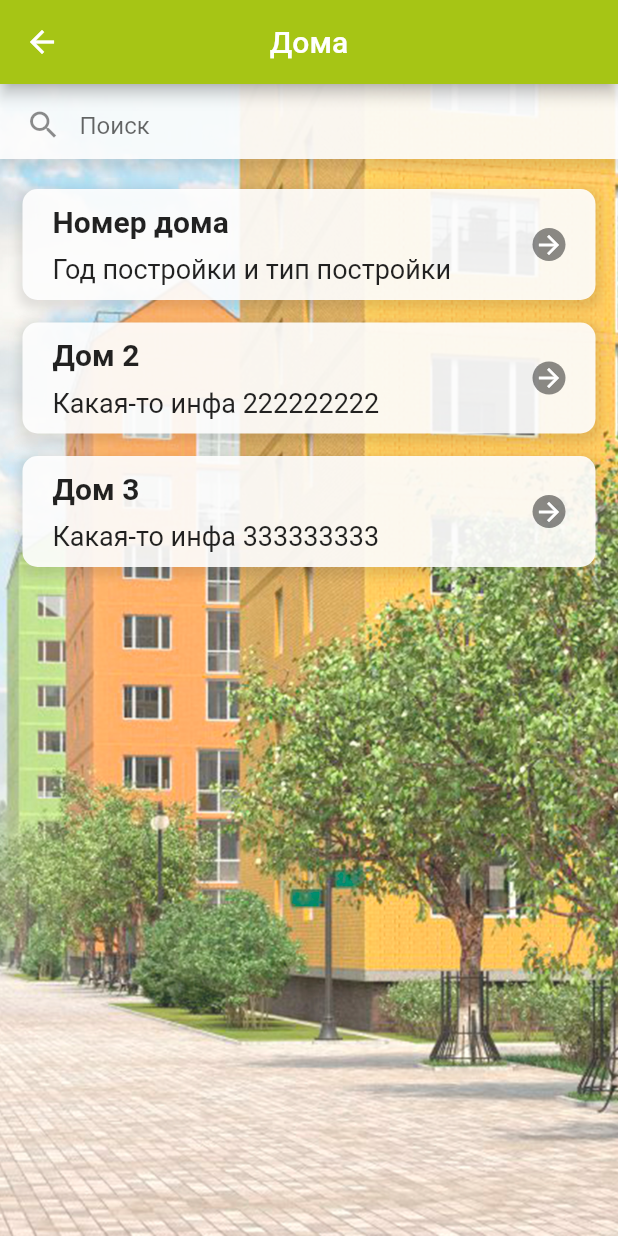
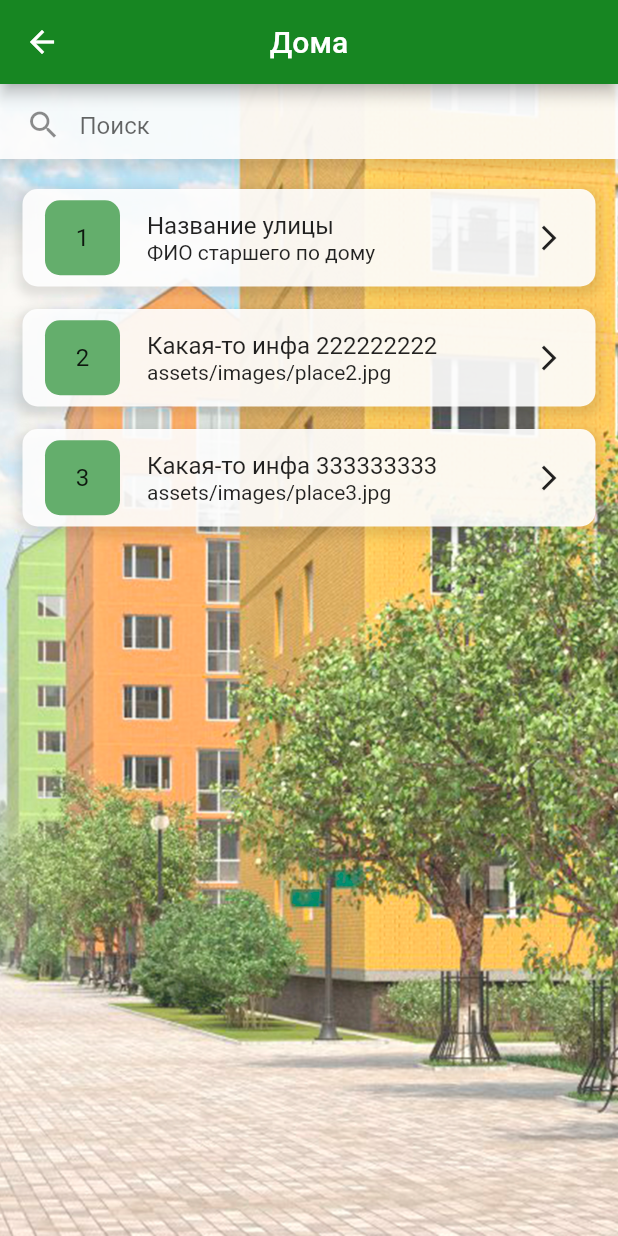
Before and after one commit to jestyal/tos_parkoviy_app, a Flutter app: the screen it shows after launch, after a tap on "Дома", on a phone screen of 412 x 824 dp. Run offline on Flutter 3.47's test engine with Material 2 defaults, Android fonts, the phone set to English and light mode, and no system bars; our stand-ins replace google_maps_flutter, splashscreen; network calls fail.

Commit message:
Fixed new design to catalog

```diff
--- a/lib/screens/3_catalog/3_catalog.dart
+++ b/lib/screens/3_catalog/3_catalog.dart
@@ -1,3 +1,4 @@
+import 'package:flutter/cupertino.dart';
 import 'package:flutter/material.dart';
 import 'package:tos_parkoviy_app/main.dart';
 
@@ -18,22 +19,23 @@ class CatalogList extends StatefulWidget {
 
 class _CatalogListState extends State<CatalogList> {
   // TODO: будет загрузка данных
-  List listOfPlaces = ['Номер дома', 'Дом 2', 'Дом 3'];
+  List listOfPlaces = ['1', '2', '3'];
   List listOfPlacesDescription = [
-    'Год постройки и тип постройки',
+    'Название улицы',
     'Какая-то инфа 222222222',
     'Какая-то инфа 333333333'
   ];
-  List listOfPlacesImages = [
-    'assets/images/place1.jpg',
+  List listOfPlacesHead = [
+    'ФИО старшего по дому',
     'assets/images/place2.jpg',
     'assets/images/place3.jpg',
   ];
 
-  static const bgColorHouses = Color(0xFFa6c515);
-  static const bgColorEvents = Color(0xFFf28824);
-  static const bgColorOrganizations = Color(0xFFd61315);
-  static const bgColorPlaces = Color(0xFF174aad);
+  static const bgColorHousesAppBar = Color(0xFF178622);
+  static const bgColorHouses = Color(0xFF64ae6c);
+  static const bgColorEvents = Color(0xFFf18825);
+  static const bgColorOrganizations = Color(0xFFd60000);
+  static const bgColorPlaces = Color(0xFF003a5a);
 
   final cityController = TextEditingController();
 
@@ -48,15 +50,7 @@ class _CatalogListState extends State<CatalogList> {
       appBar: AppBar(
         title: Text(widget.title),
         centerTitle: true,
-        backgroundColor: bgColorHouses,
-        // actions: <Widget>[
-        //   IconButton(
-        //     icon: const Icon(Icons.home, size: 30),
-        //     onPressed: () {
-        //       Navigator.pushNamed(context, MyApp.homeRoute);
-        //     },
-        //   ),
-        // ],
+        backgroundColor: bgColorHousesAppBar,
       ),
       resizeToAvoidBottomInset: false,
       body: SizedBox(
@@ -113,18 +107,17 @@ class _CatalogListState extends State<CatalogList> {
               ),
               Expanded(
                 child: ListView.builder(
-                  padding: const EdgeInsets.only(left: 15, top: 20, right: 15, bottom: 15),
-                  // separatorBuilder: (_, index) => const Divider(),
-                  // TODO: сделать длину позиций
+                  padding: const EdgeInsets.only(
+                      left: 15, top: 20, right: 15, bottom: 15),
                   itemCount: listOfPlaces.length,
-                  // itemCount: 5,
                   itemBuilder: (_, index) {
                     return GestureDetector(
                         child: Container(
                           margin: const EdgeInsets.only(bottom: 15),
                           decoration: BoxDecoration(
                             color: Colors.white.withOpacity(0.9),
-                            borderRadius: const BorderRadius.all(Radius.circular(10)),
+                            borderRadius:
+                                const BorderRadius.all(Radius.circular(10)),
                             boxShadow: [
                               BoxShadow(
                                 color: Colors.black.withOpacity(0.1),
@@ -137,28 +130,59 @@ class _CatalogListState extends State<CatalogList> {
                           child: Row(
                             mainAxisAlignment: MainAxisAlignment.spaceBetween,
                             children: [
+                              Row(
+                                children: [
+                                  Container(
+                                    width: 50,
+                                    height: 50,
+                                    padding: const EdgeInsets.all(2),
+                                    margin: const EdgeInsets.only(
+                                        right: 18, left: 15),
+                                    decoration: const BoxDecoration(
+                                      color: bgColorHouses,
+                                      borderRadius:
+                                          BorderRadius.all(Radius.circular(10)),
+                                    ),
+                                    child: Column(
+                                      mainAxisAlignment:
+                                          MainAxisAlignment.center,
+                                      crossAxisAlignment:
+                                          CrossAxisAlignment.center,
+                                      children: [
+                                        Text(
+                                          listOfPlaces[index],
+                                          textAlign: TextAlign.center,
+                                          style: const TextStyle(
+                                            fontSize: 16,
+                                          ),
+                                        ),
+                                      ],
+                                    ),
+                                  ),
                                   Padding(
-                                padding: const EdgeInsets.only(right: 10, left: 20, top: 10, bottom: 10),
+                                    padding: const EdgeInsets.only(
+                                        right: 10,
+                                        // left: 20,
+                                        top: 15,
+                                        bottom: 15),
                                     child: Column(
-                                  crossAxisAlignment: CrossAxisAlignment.start,
+                                      crossAxisAlignment:
+                                          CrossAxisAlignment.start,
                                       children: [
-                                    Padding(
-                                      padding:
-                                      const EdgeInsets.only(bottom: 10),
-                                      child: Text(
-                                        listOfPlaces[index],
+                                        Text(
+                                          listOfPlacesDescription[index],
                                           style: const TextStyle(
-                                          fontSize: 20,
-                                          fontWeight: FontWeight.bold,
-                                        ),
+                                            fontSize: 16,
                                           ),
                                         ),
                                         Text(
-                                      listOfPlacesDescription[index],
-                                      style: const TextStyle(fontSize: 18),
+                                          listOfPlacesHead[index],
+                                          style: const TextStyle(fontSize: 14),
                                         ),
                                       ],
                                     ),
+                                  ),
+                                ],
                               ),
                               Column(
                                 children: [
@@ -166,15 +190,11 @@ class _CatalogListState extends State<CatalogList> {
                                     width: 22,
                                     height: 22,
                                     margin: const EdgeInsets.only(right: 20),
-                                    decoration: BoxDecoration(
-                                      color: Colors.black45,
-                                      borderRadius: BorderRadius.circular(50.0),
-                                    ),
                                     child: const Align(
                                       alignment: Alignment.center,
                                       child: Icon(
-                                        Icons.arrow_forward,
-                                        color: Colors.white,
+                                        Icons.arrow_forward_ios,
+                                        color: Colors.black87,
                                         size: 20,
                                       ),
                                     ),
```
Lines whose indentation alone changed are shown as unchanged.
